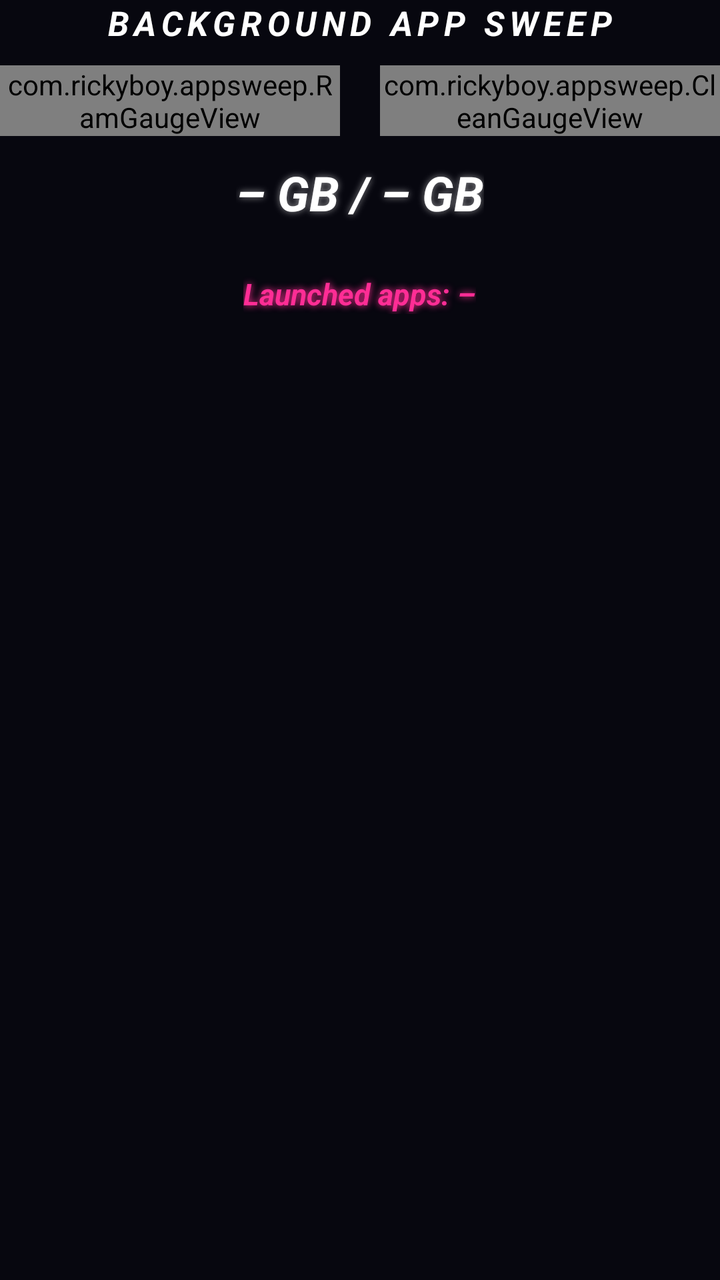
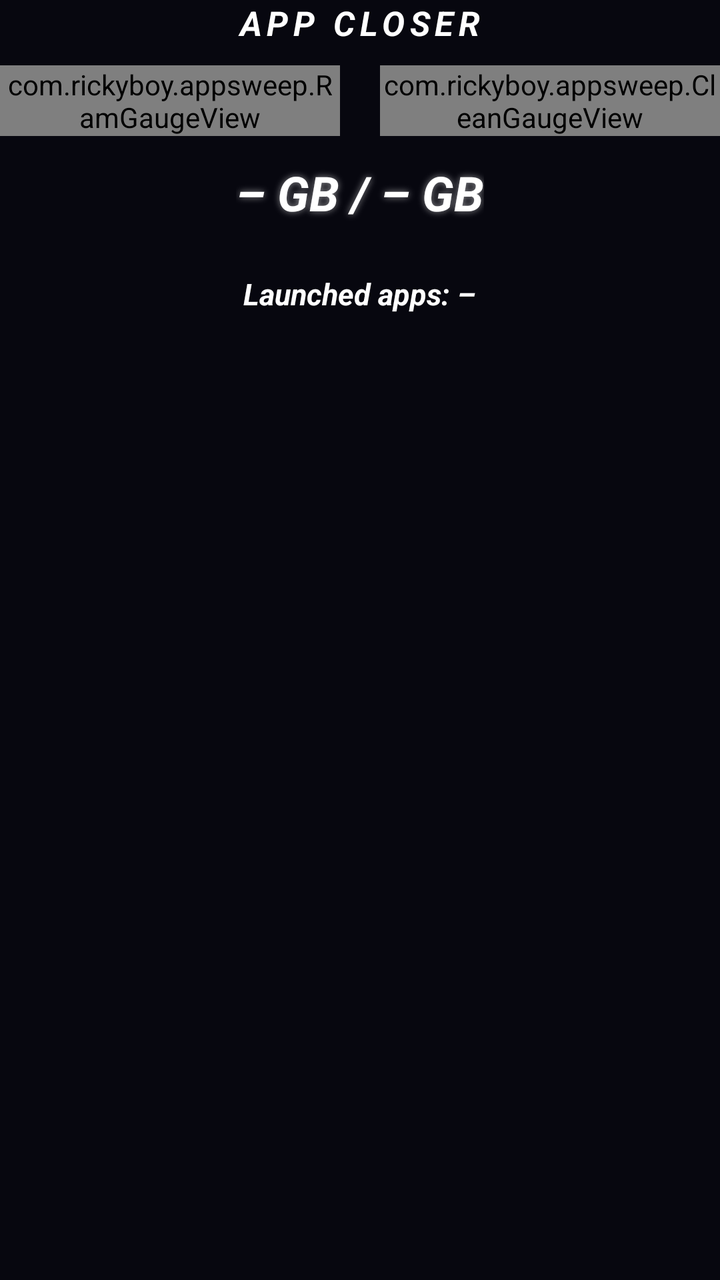

Before-and-after screenshots of an Android layout around one commit, followed by the original layout XML and the change that was made.
<!-- AndroidManifest.xml: application theme Theme.AppSweep -->
<!-- res/layout/header.xml -->
<?xml version="1.0" encoding="utf-8"?>
<LinearLayout xmlns:android="http://schemas.android.com/apk/res/android"
    android:layout_width="match_parent"
    android:layout_height="wrap_content"
    android:gravity="center_horizontal"
    android:orientation="vertical">

    <TextView
        android:layout_width="wrap_content"
        android:layout_height="wrap_content"
        android:letterSpacing="0.15"
        android:text="BACKGROUND APP SWEEP"
        android:textColor="@color/text_main"
        android:textSize="17sp"
        android:textStyle="bold|italic" />

    <LinearLayout
        android:layout_width="match_parent"
        android:layout_height="wrap_content"
        android:layout_marginTop="10dp"
        android:orientation="horizontal">

        <com.rickyboy.appsweep.RamGaugeView
            android:id="@+id/ramGauge"
            android:layout_width="0dp"
            android:layout_height="wrap_content"
            android:layout_marginEnd="10dp"
            android:layout_weight="1" />

        <com.rickyboy.appsweep.CleanGaugeView
            android:id="@+id/cleanGauge"
            android:layout_width="0dp"
            android:layout_height="wrap_content"
            android:layout_marginStart="10dp"
            android:layout_weight="1" />
    </LinearLayout>

    <LinearLayout
        android:layout_width="wrap_content"
        android:layout_height="wrap_content"
        android:layout_marginTop="6dp"
        android:gravity="center_horizontal"
        android:orientation="vertical">

            <TextView
                android:id="@+id/ramUsedText"
                android:layout_width="wrap_content"
                android:layout_height="wrap_content"
                android:layout_marginTop="6dp"
                android:shadowColor="#88FFFFFF"
                android:shadowRadius="8"
                android:text="– GB / – GB"
                android:textColor="@color/text_main"
                android:textSize="24sp"
                android:textStyle="bold|italic" />

            <TextView
                android:id="@+id/ramFreeText"
                android:layout_width="wrap_content"
                android:layout_height="wrap_content"
                android:layout_marginTop="2dp"
                android:shadowColor="@color/neon_cyan"
                android:shadowRadius="8"
                android:textColor="@color/neon_cyan"
                android:textSize="15sp"
                android:textStyle="bold|italic" />

            <TextView
                android:id="@+id/appsCountText"
                android:layout_width="wrap_content"
                android:layout_height="wrap_content"
                android:layout_marginTop="2dp"
                android:shadowColor="@color/neon_pink"
                android:shadowRadius="8"
                android:text="Launched apps: –"
                android:textColor="@color/neon_pink"
                android:textSize="15sp"
                android:textStyle="bold|italic" />
    </LinearLayout>
</LinearLayout>
<!-- resources referenced by this layout -->
<resources>
  <color name="neon_cyan">#FF00F0FF</color>
  <color name="neon_pink">#FFFF2D95</color>
  <color name="text_main">#FFFFFFFF</color>
  <style name="Theme.AppSweep" parent="Theme.AppCompat.NoActionBar">
          <item name="android:windowBackground">@color/bg</item>
          <item name="android:statusBarColor">@color/bg</item>
          <item name="android:navigationBarColor">@color/bg</item>
          <item name="colorPrimary">@color/neon_cyan</item>
          <item name="colorPrimaryDark">@color/bg</item>
          <item name="colorAccent">@color/neon_pink</item>
          <item name="android:textColorPrimary">@color/text_main</item>
          <item name="alertDialogTheme">@style/Theme.AppSweep.Dialog</item>
      </style>
  <color name="bg">#FF07070F</color>
  <style name="Theme.AppSweep.Dialog" parent="Theme.AppCompat.Dialog.Alert">
          <item name="android:windowBackground">@drawable/bg_card</item>
          <item name="colorAccent">@color/neon_cyan</item>
          <item name="android:textColorPrimary">@color/text_main</item>
          <item name="android:textColor">@color/text_main</item>
      </style>
  <!-- drawable bg_card (drawable) -->
  <?xml version="1.0" encoding="utf-8"?>
  <shape xmlns:android="http://schemas.android.com/apk/res/android" android:shape="rectangle">
      <corners android:radius="16dp" />
      <solid android:color="@color/card" />
      <stroke android:width="2dp" android:color="@color/neon_pink" />
  </shape>
  <color name="card">#FF12121F</color>
</resources>

<!-- the commit's change to res/layout/header.xml (unified diff, before → after) -->
@@ -9,7 +9,7 @@
         android:layout_width="wrap_content"
         android:layout_height="wrap_content"
         android:letterSpacing="0.15"
-        android:text="BACKGROUND APP SWEEP"
+        android:text="APP CLOSER"
         android:textColor="@color/text_main"
         android:textSize="17sp"
         android:textStyle="bold|italic" />
@@ -59,9 +59,7 @@
                 android:layout_width="wrap_content"
                 android:layout_height="wrap_content"
                 android:layout_marginTop="2dp"
-                android:shadowColor="@color/neon_cyan"
-                android:shadowRadius="8"
-                android:textColor="@color/neon_cyan"
+                android:textColor="@color/text_main"
                 android:textSize="15sp"
                 android:textStyle="bold|italic" />
 
@@ -70,10 +68,8 @@
                 android:layout_width="wrap_content"
                 android:layout_height="wrap_content"
                 android:layout_marginTop="2dp"
-                android:shadowColor="@color/neon_pink"
-                android:shadowRadius="8"
                 android:text="Launched apps: –"
-                android:textColor="@color/neon_pink"
+                android:textColor="@color/text_main"
                 android:textSize="15sp"
                 android:textStyle="bold|italic" />
     </LinearLayout>
<!-- resource entries referenced after the edit -->
@@ -1,7 +1,7 @@
 <!-- resources referenced by this layout -->
 <resources>
-  <color name="neon_cyan">#FF00F0FF</color>
-  <color name="neon_pink">#FFFF2D95</color>
+  <color name="neon_cyan">#FFFFFFFF</color>
+  <color name="neon_pink">#FFE53935</color>
   <color name="text_main">#FFFFFFFF</color>
   <style name="Theme.AppSweep" parent="Theme.AppCompat.NoActionBar">
           <item name="android:windowBackground">@color/bg</item>
